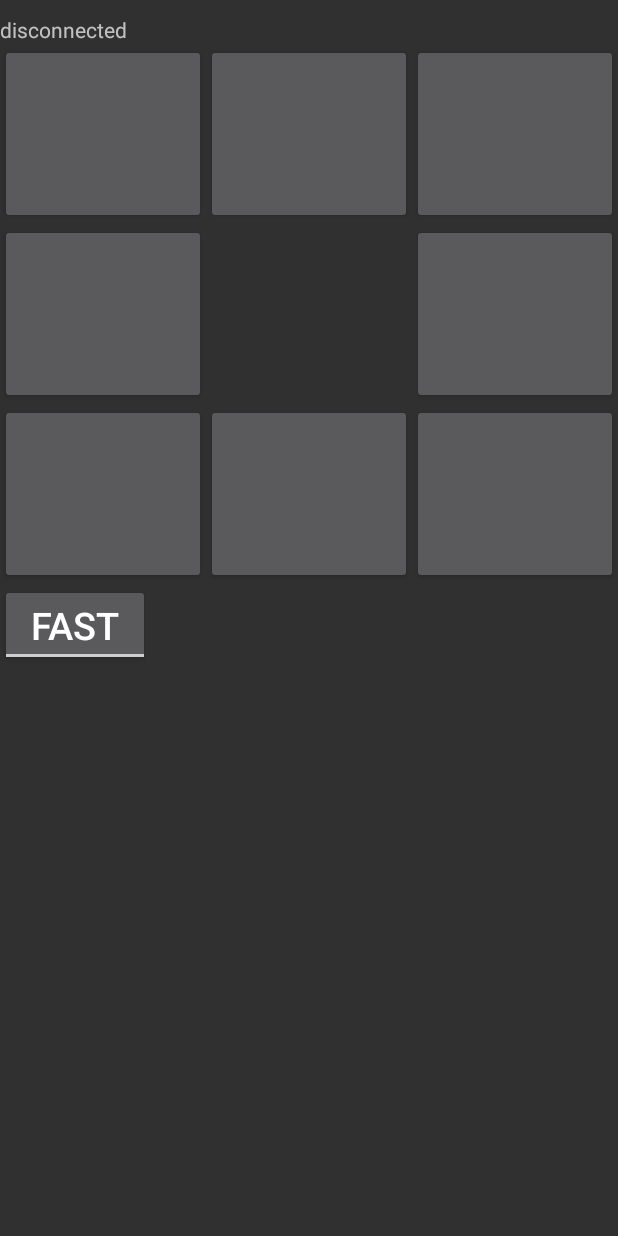
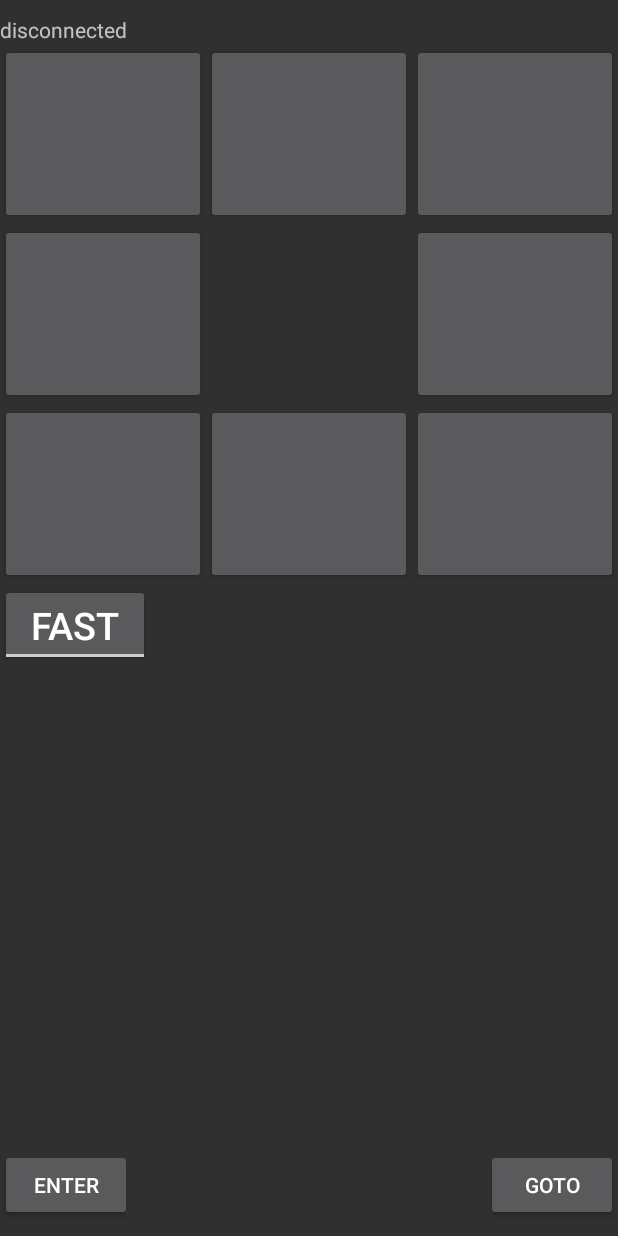
Before and after one commit to BrianOn99/dokidoki, an Android app: the screen it shows after launch (MainActivity), after a tap on "OK", on a phone screen of 412 x 824 dp. Run offline under Robolectric (Android 15) with nearby library versions, the phone set to English and light mode, and no system bars.

Commit message:
Draft for goto command

```diff
--- a/android/app/src/main/java/com/github/brianon99/dokidoki/MainActivity.java
+++ b/android/app/src/main/java/com/github/brianon99/dokidoki/MainActivity.java
@@ -9,9 +9,9 @@ import android.content.Intent;
 import android.content.pm.PackageManager;
 import android.os.Build;
 import android.os.Bundle;
-import android.os.PersistableBundle;
 import android.view.MotionEvent;
 import android.view.View;
+import android.widget.Button;
 import android.widget.TextView;
 import android.widget.ToggleButton;
 
@@ -20,10 +20,15 @@ import java.nio.ByteBuffer;
 
 public class MainActivity extends Activity implements SerialListener {
     private final byte MOV = 1;
+    private final byte ALIGN = 2;
+    private final byte GOTO = 3;
     private SerialSocket serialSocket;
     private TextView connectionStatusView;
     private Connected connectionStatus = Connected.False;
     private String KEY_STATE = "KEY_STATE";
+    private ToggleButton speedToogle;
+    private Button cmdEnter;
+    private Button cmdGoto;
 
     @Override
     public void onSaveInstanceState(Bundle outState) {
@@ -121,27 +126,14 @@ public class MainActivity extends Activity implements SerialListener {
         }
     }
 
-    @SuppressLint("ClickableViewAccessibility")
-    @Override
-    protected void onCreate(Bundle savedInstanceState) {
-        super.onCreate(savedInstanceState);
-        setContentView(R.layout.activity_main);
-        connectionStatusView = findViewById(R.id.connection_status);
-        ToggleButton tb = findViewById(R.id.speed);
-
-        if (savedInstanceState != null) {
-            this.updateStatus((Connected) savedInstanceState.getSerializable(KEY_STATE));
-        }
-
-        initBlueToothConnection();;
-
+    private void setBtnDirectionListener() {
         for (int[] btnDirection: btnDirections) {
             View v = findViewById(btnDirection[0]);
             v.setOnTouchListener((View _v, MotionEvent event) -> {
                 ByteBuffer b = ByteBuffer.allocate(9);
                 b.put(MOV);
                 int speed = Integer.MAX_VALUE;
-                if (tb.isChecked()) {
+                if (speedToogle.isChecked()) {
                     speed = speed / 3;
                 }
                 switch (event.getAction()) {
@@ -184,4 +176,54 @@ public class MainActivity extends Activity implements SerialListener {
             });
         }
     }
+
+    @SuppressLint("ClickableViewAccessibility")
+    @Override
+    protected void onCreate(Bundle savedInstanceState) {
+        super.onCreate(savedInstanceState);
+        setContentView(R.layout.activity_main);
+        connectionStatusView = findViewById(R.id.connection_status);
+        speedToogle = findViewById(R.id.speed);
+        cmdEnter = findViewById(R.id.cmd_enter);
+        cmdGoto = findViewById(R.id.cmd_goto);
+
+        if (savedInstanceState != null) {
+            this.updateStatus((Connected) savedInstanceState.getSerializable(KEY_STATE));
+        }
+
+        initBlueToothConnection();
+        setBtnDirectionListener();
+        cmdEnter.setOnClickListener((View view) -> {
+            ByteBuffer b = ByteBuffer.allocate(25);
+            b.put(ALIGN);
+            b.putInt(2352);
+            b.putShort((short)7264);
+            b.putShort((short)7264);
+            b.putShort((short)14412);
+            b.putShort((short)8374);
+            b.putInt(2418);
+            b.putShort((short)17221);
+            b.putShort((short)6590);
+            b.putShort((short)6910);
+            b.putShort((short)16250);
+            try {
+                serialSocket.write(b.array());
+            } catch (IOException e) {
+                e.printStackTrace();
+            }
+        });
+
+        cmdGoto.setOnClickListener((View view) -> {
+            ByteBuffer b = ByteBuffer.allocate(9);
+            b.put(GOTO);
+            b.putInt(3720);
+            b.putShort((short)13021);
+            b.putShort((short)3107);
+            try {
+                serialSocket.write(b.array());
+            } catch (IOException e) {
+                e.printStackTrace();
+            }
+        });
+    }
 }
--- a/android/app/src/main/res/layout/activity_main.xml
+++ b/android/app/src/main/res/layout/activity_main.xml
@@ -2,7 +2,7 @@
 <LinearLayout xmlns:android="http://schemas.android.com/apk/res/android"
     xmlns:tools="http://schemas.android.com/tools"
     android:layout_width="match_parent"
-    android:layout_height="wrap_content"
+    android:layout_height="match_parent"
     android:orientation="vertical"
     android:paddingBottom="10dp"
     android:paddingTop="10dp"
@@ -103,4 +103,24 @@
         android:textOn="slow"
         android:textSize="25sp"
         android:disabledAlpha="@android:integer/config_longAnimTime" />
+    <RelativeLayout
+        android:layout_weight="1"
+        android:layout_width="match_parent"
+        android:layout_height="match_parent">
+        <Button
+            android:id="@+id/cmd_enter"
+            android:layout_width="wrap_content"
+            android:layout_height="wrap_content"
+            android:layout_alignParentBottom="true"
+            android:text="Enter">
+        </Button>
+        <Button
+            android:id="@+id/cmd_goto"
+            android:layout_width="wrap_content"
+            android:layout_height="wrap_content"
+            android:layout_alignParentBottom="true"
+            android:layout_alignParentEnd="true"
+            android:text="goto">
+        </Button>
+    </RelativeLayout>
 </LinearLayout>
```
Also changed, not shown: 2 other files.
